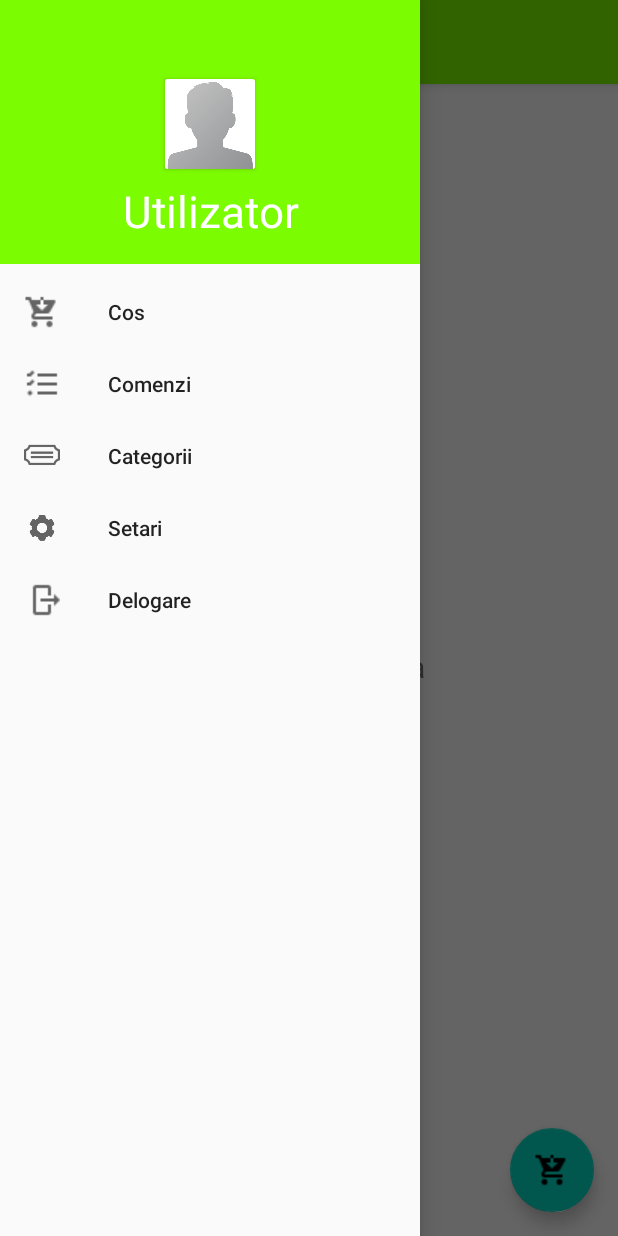
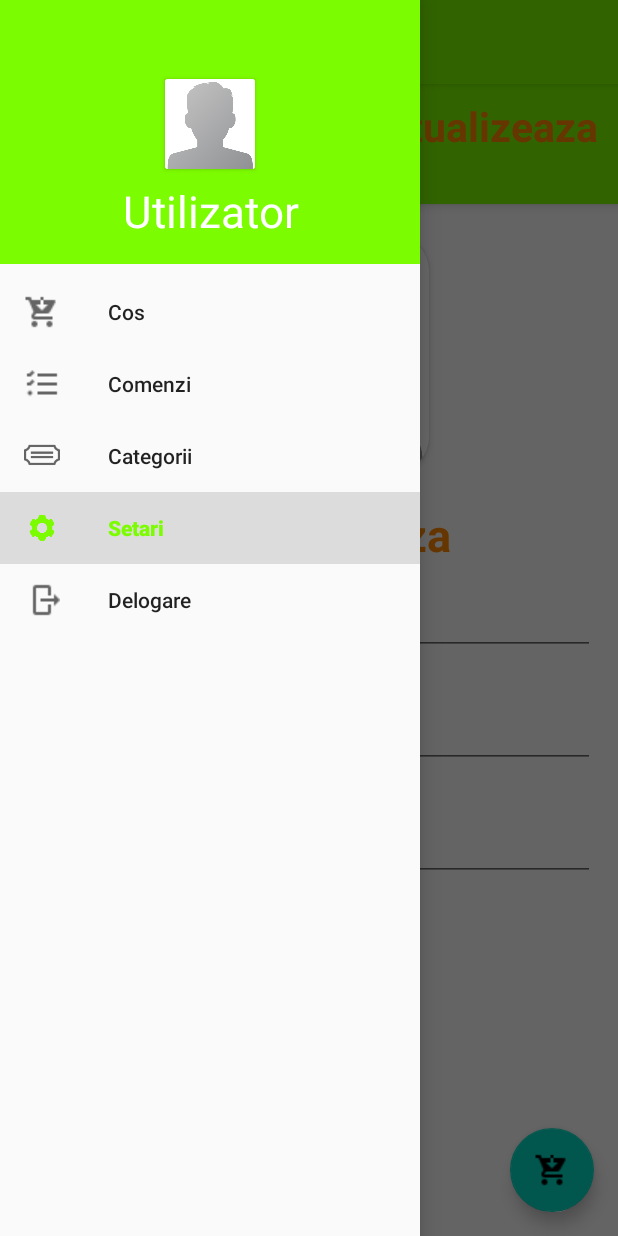
Before and after one commit to preya1/eCommerceV2, an Android app: the PaginaPrincipalaActivity screen opened directly, with no data from a screen before it, in the side drawer, after a tap on "Delogare", on a phone screen of 412 x 824 dp. Run offline under Robolectric (Android 15) with nearby library versions, the phone set to English and light mode, and no system bars; our stand-ins replace Firebase (no records; nobody signed in at launch, a user with empty details on screens opened directly), navigation-ui; 1 statement that could not run was skipped.

Commit message:
Bara navigare Stadiu Setare dinamica nume si Fragment cos Setare Fragment

```diff
--- a/app/src/main/AndroidManifest.xml
+++ b/app/src/main/AndroidManifest.xml
@@ -8,7 +8,8 @@
         android:roundIcon="@mipmap/ic_launcher_round"
         android:supportsRtl="true"
         android:theme="@style/AppTheme">
-        <activity android:name=".cos"></activity>
+        <activity android:name=".setari"></activity>
+        <activity android:name=".cos" />
         <activity
             android:name=".PaginaPrincipalaActivity"
             android:label="@string/title_activity_pagina_principala"
--- a/app/src/main/java/com/example/ecommerce/PaginaPrincipalaActivity.java
+++ b/app/src/main/java/com/example/ecommerce/PaginaPrincipalaActivity.java
@@ -63,7 +63,7 @@ public class PaginaPrincipalaActivity extends AppCompatActivity {
         // Passing each menu ID as a set of Ids because each
         // menu should be considered as top level destinations.
         mAppBarConfiguration = new AppBarConfiguration.Builder(
-                R.id.nav_home, R.id.nav_gallery, R.id.nav_slideshow,R.id.nav_cos,R.id.nav_delogare)
+                R.id.nav_home, R.id.nav_gallery, R.id.nav_slideshow,R.id.nav_cos,R.id.nav_delogare,R.id.nav_setari)
                 .setDrawerLayout(drawer)
                 .build();
         NavController navController = Navigation.findNavController(this, R.id.nav_host_fragment);
--- /dev/null
+++ b/app/src/main/java/com/example/ecommerce/setari.java
@@ -0,0 +1,21 @@
+package com.example.ecommerce;
+
+import androidx.appcompat.app.AppCompatActivity;
+
+import android.os.Bundle;
+
+import com.example.ecommerce.ui.setari.SetariFragment;
+
+public class setari extends AppCompatActivity {
+
+    @Override
+    protected void onCreate(Bundle savedInstanceState) {
+        super.onCreate(savedInstanceState);
+        setContentView(R.layout.setari_activity);
+        if (savedInstanceState == null) {
+            getSupportFragmentManager().beginTransaction()
+                    .replace(R.id.container, SetariFragment.newInstance())
+                    .commitNow();
+        }
+    }
+}
--- /dev/null
+++ b/app/src/main/java/com/example/ecommerce/ui/setari/SetariFragment.java
@@ -0,0 +1,39 @@
+package com.example.ecommerce.ui.setari;
+
+import androidx.lifecycle.ViewModelProviders;
+
+import android.os.Bundle;
+
+import androidx.annotation.NonNull;
+import androidx.annotation.Nullable;
+import androidx.fragment.app.Fragment;
+
+import android.view.LayoutInflater;
+import android.view.View;
+import android.view.ViewGroup;
+
+import com.example.ecommerce.R;
+
+public class SetariFragment extends Fragment {
+
+    private SetariViewModel mViewModel;
+
+    public static SetariFragment newInstance() {
+        return new SetariFragment();
+    }
+
+    @Nullable
+    @Override
+    public View onCreateView(@NonNull LayoutInflater inflater, @Nullable ViewGroup container,
+                             @Nullable Bundle savedInstanceState) {
+        return inflater.inflate(R.layout.setari_fragment, container, false);
+    }
+
+    @Override
+    public void onActivityCreated(@Nullable Bundle savedInstanceState) {
+        super.onActivityCreated(savedInstanceState);
+        mViewModel = ViewModelProviders.of(this).get(SetariViewModel.class);
+        // TODO: Use the ViewModel
+    }
+
+}
--- /dev/null
+++ b/app/src/main/java/com/example/ecommerce/ui/setari/SetariViewModel.java
@@ -0,0 +1,7 @@
+package com.example.ecommerce.ui.setari;
+
+import androidx.lifecycle.ViewModel;
+
+public class SetariViewModel extends ViewModel {
+    // TODO: Implement the ViewModel
+}
--- /dev/null
+++ b/app/src/main/res/layout/setari_activity.xml
@@ -0,0 +1,7 @@
+<?xml version="1.0" encoding="utf-8"?>
+<FrameLayout xmlns:android="http://schemas.android.com/apk/res/android"
+    xmlns:tools="http://schemas.android.com/tools"
+    android:id="@+id/container"
+    android:layout_width="match_parent"
+    android:layout_height="match_parent"
+    tools:context=".setari" />
--- /dev/null
+++ b/app/src/main/res/layout/setari_fragment.xml
@@ -0,0 +1,121 @@
+<?xml version="1.0" encoding="utf-8"?>
+<RelativeLayout xmlns:android="http://schemas.android.com/apk/res/android"
+    xmlns:app="http://schemas.android.com/apk/res-auto"
+    xmlns:tools="http://schemas.android.com/tools"
+    android:id="@+id/setari"
+    android:layout_width="match_parent"
+    android:layout_height="match_parent"
+    xmlns:card_view="http://schemas.android.com/apk/res-auto"
+    tools:context=".ui.setari.SetariFragment">
+
+    <com.google.android.material.appbar.AppBarLayout
+        android:id="@+id/app_setari_bara"
+        android:layout_width="match_parent"
+        android:layout_height="80dp"
+        android:background="@color/colorPrimaryDark">
+
+        <androidx.appcompat.widget.Toolbar
+            android:id="@+id/toolbar_setari"
+            android:layout_width="match_parent"
+            android:layout_height="wrap_content">
+
+            <RelativeLayout
+                android:layout_width="match_parent"
+                android:layout_height="match_parent">
+                <TextView
+                    android:id="@+id/inchide_setari"
+                    android:layout_width="wrap_content"
+                    android:layout_height="wrap_content"
+                    android:text="Inchide"
+                    android:textSize="27sp"
+                    android:textStyle="bold"
+                    android:textColor="@android:color/holo_orange_dark"
+                    android:layout_alignParentStart="true"
+                    />
+
+                <TextView
+                    android:id="@+id/actualizeaza_setari"
+                    android:layout_width="wrap_content"
+                    android:layout_height="wrap_content"
+                    android:text="Actualizeaza"
+                    android:layout_marginRight="13dp"
+                    android:textSize="27sp"
+                    android:textStyle="bold"
+                    android:textColor="@android:color/holo_orange_dark"
+                    android:layout_alignParentEnd="true"
+                    />
+
+
+            </RelativeLayout>
+
+        </androidx.appcompat.widget.Toolbar>
+
+    </com.google.android.material.appbar.AppBarLayout>
+
+
+    <androidx.cardview.widget.CardView
+        android:layout_width="160dp"
+        android:layout_height="160dp"
+        card_view:cardCornerRadius="25dp"
+        android:layout_gravity="center"
+        android:layout_marginTop="100dp"
+        android:layout_centerHorizontal="true"
+        card_view:cardPreventCornerOverlap="false"
+        >
+
+        <ImageView
+            android:id="@+id/utilizator_poza"
+            android:layout_width="160dp"
+            android:layout_height="160dp"
+            android:src="@drawable/profile"
+
+            />
+
+
+    </androidx.cardview.widget.CardView>
+
+    <TextView
+        android:id="@+id/schimbare_profil_imagine"
+        android:layout_width="wrap_content"
+        android:layout_height="wrap_content"
+        android:layout_marginTop="280dp"
+        android:layout_marginRight="10dp"
+        android:text="Schimba poza"
+        android:layout_centerHorizontal="true"
+        android:textSize="30sp"
+        android:textColor="@android:color/holo_orange_dark"
+        android:textStyle="bold" />
+
+    <EditText
+        android:id="@+id/setare_numar_telefon"
+        android:layout_width="match_parent"
+        android:layout_height="wrap_content"
+        android:layout_below="@+id/schimbare_profil_imagine"
+        android:hint="Telefon"
+        android:layout_margin="15dp"
+        android:padding="10dp"
+        />
+
+
+    <EditText
+        android:id="@+id/setare_nume"
+        android:layout_width="match_parent"
+        android:layout_height="wrap_content"
+        android:layout_below="@+id/setare_numar_telefon"
+        android:hint="Nume"
+        android:layout_margin="15dp"
+        android:padding="10dp"
+        />
+
+
+    <EditText
+        android:id="@+id/setare_adresa"
+        android:layout_width="match_parent"
+        android:layout_height="wrap_content"
+        android:layout_below="@+id/setare_nume"
+        android:hint="Adresa"
+        android:layout_margin="15dp"
+        android:padding="10dp"
+        />
+
+</RelativeLayout>
--- a/app/src/main/res/menu/activity_pagina_principala_drawer.xml
+++ b/app/src/main/res/menu/activity_pagina_principala_drawer.xml
@@ -23,7 +23,7 @@
         <item
             android:id="@+id/nav_delogare"
             android:icon="@drawable/delogare"
-            android:title="Delogare" />
+            android:title="@string/menu_delogare" />
 
 
     </group>
--- a/app/src/main/res/navigation/mobile_navigation.xml
+++ b/app/src/main/res/navigation/mobile_navigation.xml
@@ -47,4 +47,10 @@
         android:label="@string/menu_cos"
         tools:layout="@layout/cos_fragment" />
 
+    <fragment
+        android:id="@+id/nav_setari"
+        android:name="com.example.ecommerce.ui.setari.SetariFragment"
+        android:label="@string/menu_setari"
+        tools:layout="@layout/setari_fragment" />
+
 </navigation>
--- a/app/src/main/res/values/strings.xml
+++ b/app/src/main/res/values/strings.xml
@@ -12,6 +12,7 @@
     <string name="menu_comenzi">Comenzi</string>
     <string name="menu_setari">Setari</string>
     <string name="menu_categorii">Categorii</string>
+    <string name="menu_delogare">Delogare</string>
     <string name="menu_slideshow">Slideshow</string>
     <string name="menu_cos">Cos</string>
     <string name="home_second">Home Second</string>
```
